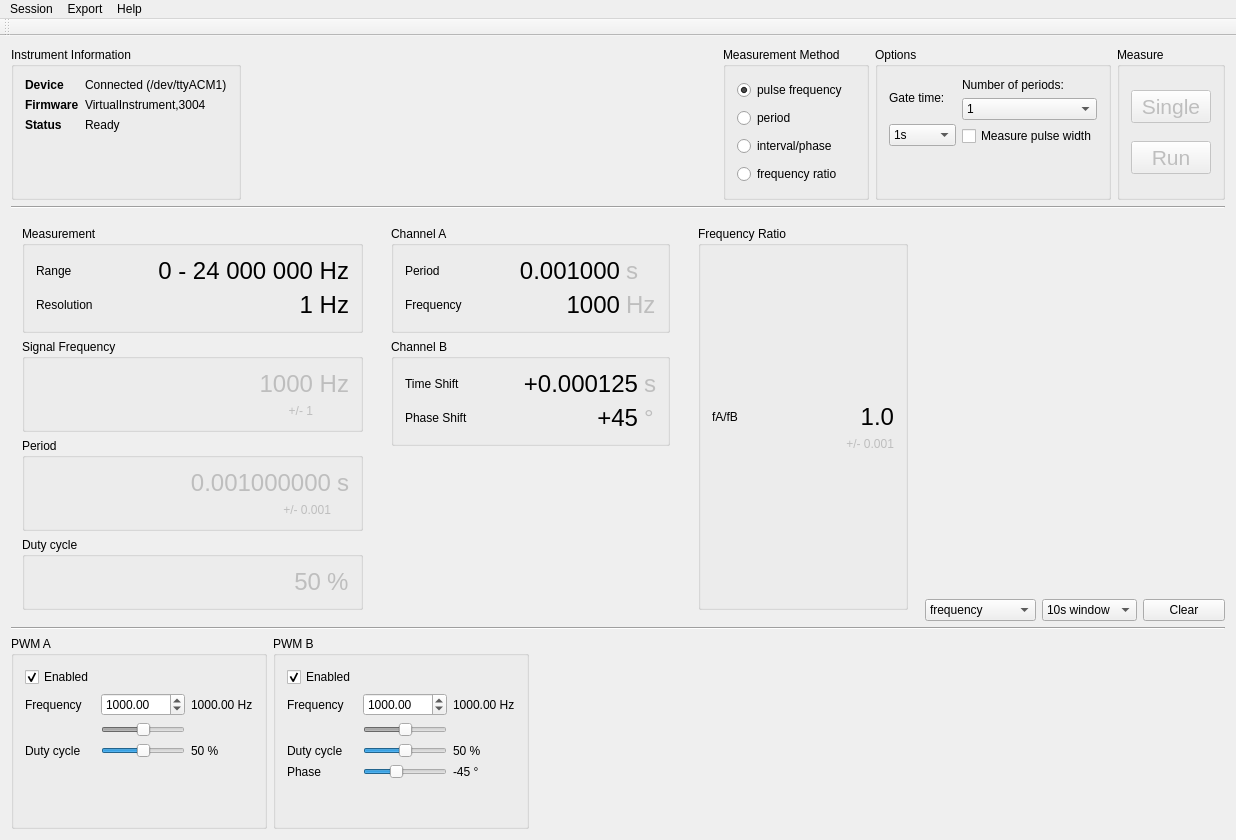
Old version of the form gui/mainwindow.ui in the repository mcejp/virtual-counter.
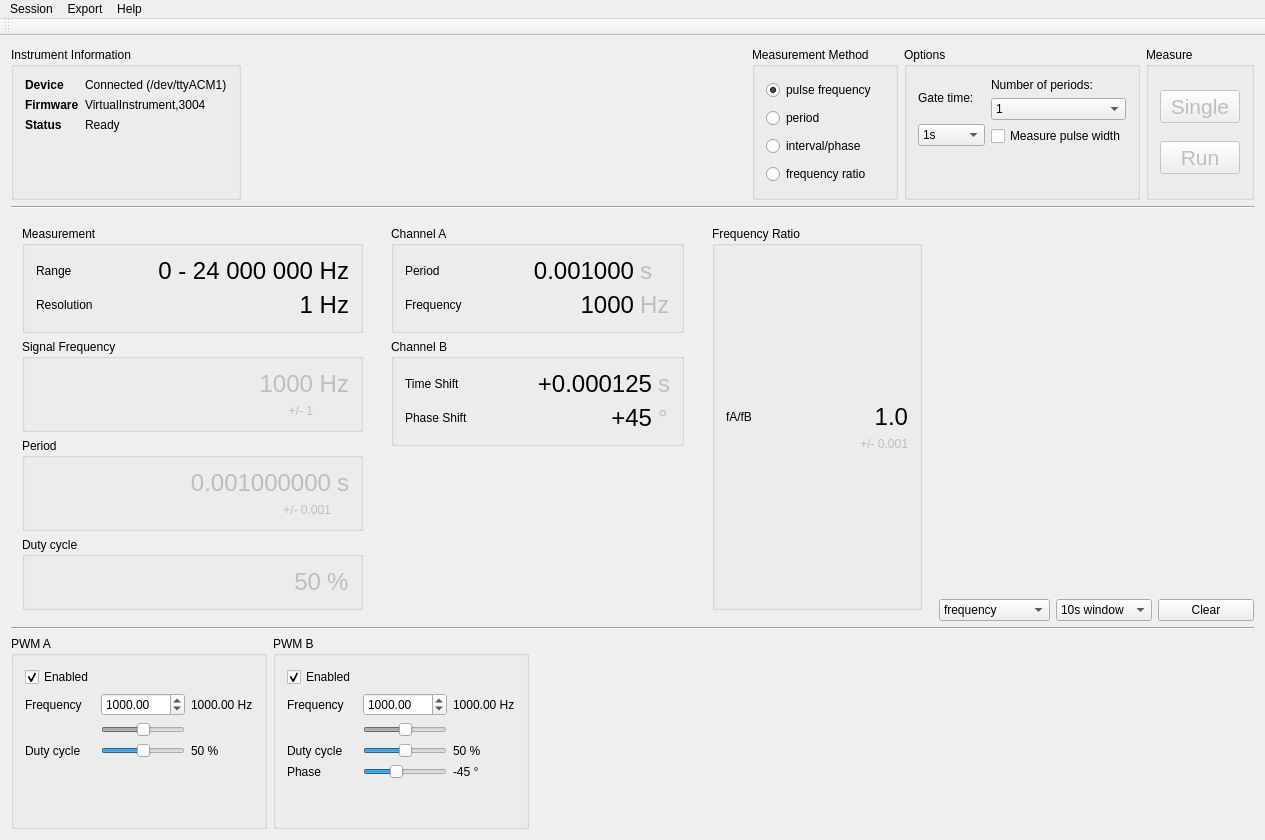
New version of the form. Custom widgets are drawn as their Qt base class.

```diff
--- a/gui/mainwindow.ui
+++ b/gui/mainwindow.ui
@@ -6,7 +6,7 @@
    <rect>
     <x>0</x>
     <y>0</y>
-    <width>1236</width>
+    <width>1265</width>
     <height>840</height>
    </rect>
   </property>
@@ -1164,7 +1164,7 @@
     <rect>
      <x>0</x>
      <y>0</y>
-     <width>1236</width>
+     <width>1265</width>
      <height>25</height>
     </rect>
    </property>
```
Left out of the diff: 15 changed lines with no effect on the pictures.
